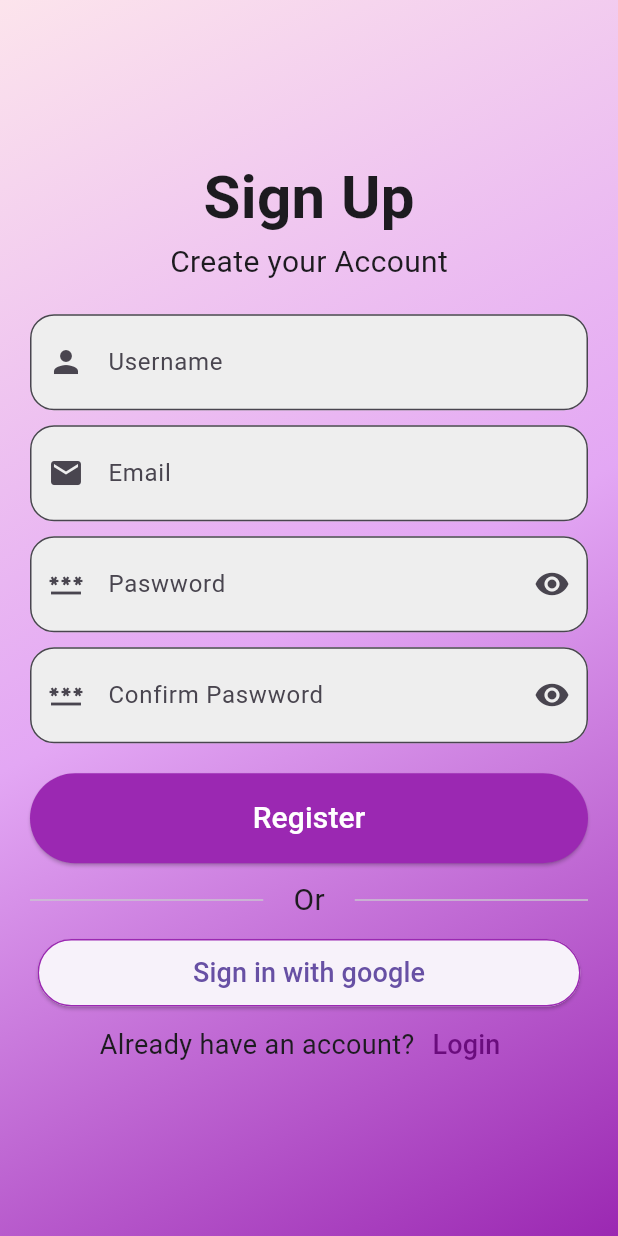
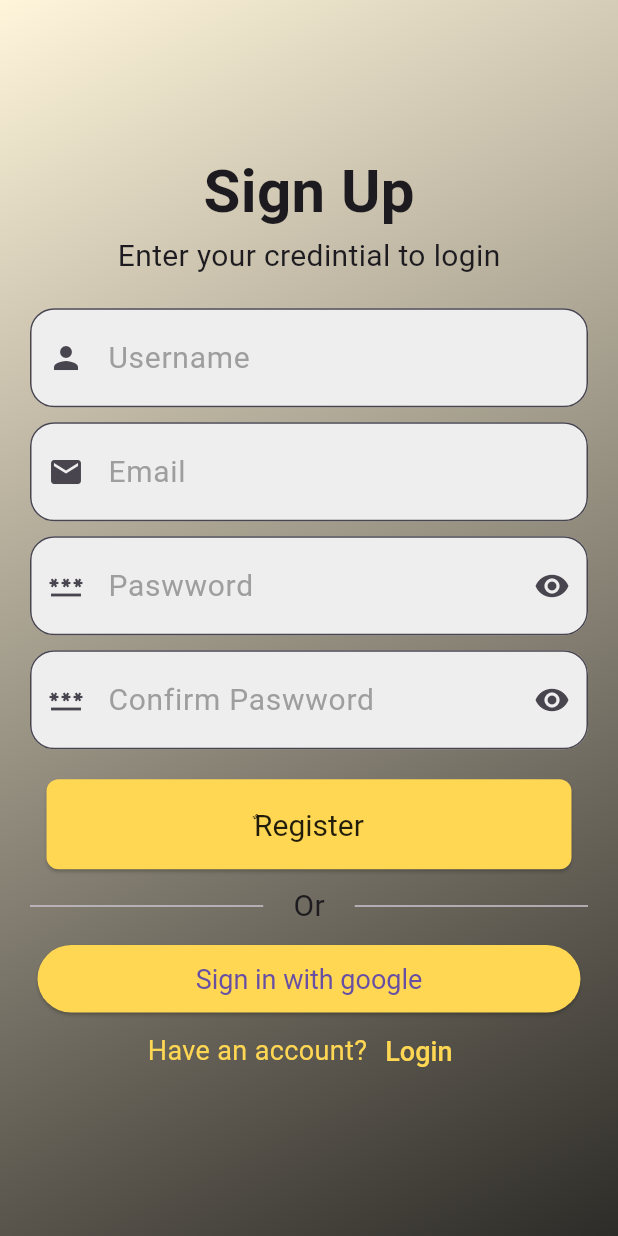
Before and after one commit to mohamedagm/simple_auth_ui, a Flutter app: the screen it shows after launch, after a tap on "Login", after a tap on "Sign Up", on a phone screen of 412 x 824 dp. Run offline on Flutter 3.47's test engine with Material 3 defaults, Android fonts, the phone set to English and light mode, and no system bars; our stand-ins replace convex_bottom_bar; network calls fail.

Commit message:
add home screen + use themes and app colors and app text style

```diff
--- /dev/null
+++ b/lib/core/constants/app_colors.dart
@@ -0,0 +1,8 @@
+import 'package:flutter/material.dart';
+
+class AppColors {
+  static const Color kPrimaryColor = Color(0xFFFFD753);
+  static const Color kPrimaryColor2 = Color(0xffFAC335);
+  static const Color kBackColor1 = Color(0xFFFFF5DB);
+  static const Color kBackColor2 = Color(0xFF2E2C28);
+}
--- /dev/null
+++ b/lib/core/constants/app_strings.dart
@@ -0,0 +1,28 @@
+class AppStrings {
+  ///Auth
+  static const orSignInWith = "Or";
+  static const authSnackBar = "Welcome to Your App";
+  //Login
+  static const loginHeading = "Welcome Back";
+  static const loginSubHeading = "Enter your credintial to login";
+  static const loginSignInTextButton = "Login";
+  static const loginForgetPass = "forgot password ?";
+  static const loginDontHaveAcc = "Don’t have an account?";
+  static const loginSignUpTextButton = "Sign Up";
+
+  //register
+  static const registerHeading = "Sign Up";
+  static const registerSubHeading = "Create your Account";
+  static const registerTextButton = "ٌRegister";
+  static const registerHaveAcc = "Have an account?";
+  static const registerSignInTextButton = "Login";
+  static const registerSignInGoogle = "Sign in with google";
+  //home
+  static const homeHello = "Hello, ";
+  static const homeSubHello = "What do you want to buy?";
+  static const blablabla =
+      "this is the small second double sofa imported dale all max worl this is the two double fands 4th line it suflle";
+  static const titleblabla = "FinnNavian";
+  static const homeAddToCard = "Add to cart";
+  static const homePrice = "248";
+}
--- /dev/null
+++ b/lib/core/theme/app_text_styles.dart
@@ -0,0 +1,57 @@
+import 'package:flutter/material.dart';
+import 'package:flutter_task/core/constants/app_colors.dart';
+
+abstract class AppTextStyles {
+  //Login
+  static const TextStyle kAuthTitle = TextStyle(
+    fontSize: 40,
+    fontWeight: FontWeight.bold,
+  );
+  static const TextStyle kAuthSubtitle = TextStyle(
+    fontSize: 20,
+    fontWeight: FontWeight.w400,
+  );
+  static const TextStyle kForgotPassword = TextStyle(
+    fontSize: 20,
+    fontWeight: FontWeight.w700,
+    color: AppColors.kPrimaryColor,
+  );
+  static const TextStyle kSignUpHint = TextStyle(
+    fontSize: 18,
+    fontWeight: FontWeight.w400,
+    color: Colors.white70,
+  );
+  static const TextStyle kSignUpLink = TextStyle(
+    fontSize: 18,
+    fontWeight: FontWeight.w500,
+    color: AppColors.kPrimaryColor,
+  );
+
+  static const TextStyle kButtonText = TextStyle(
+    fontSize: 20,
+    color: Colors.black87,
+  );
+  static const TextStyle kHomeSearch = TextStyle(
+    fontSize: 20,
+    color: Colors.grey,
+  );
+  static const TextStyle kHomeHello = TextStyle(
+    fontSize: 35,
+    color: Colors.black,
+    fontWeight: FontWeight.w700,
+  );
+  static const TextStyle kHomeSubHello = TextStyle(
+    fontSize: 25,
+    color: Colors.black,
+    fontWeight: FontWeight.w700,
+  );
+  static const TextStyle kHomeTitleItem = TextStyle(
+    fontSize: 20,
+    color: Colors.black87,
+    fontWeight: FontWeight.bold,
+  );
+  static const TextStyle kHomeDescItem = TextStyle(
+    color: Colors.grey,
+    fontWeight: FontWeight.w500,
+  );
+}
--- /dev/null
+++ b/lib/core/theme/app_theme.dart
@@ -0,0 +1,31 @@
+import 'package:flutter/material.dart';
+import 'package:flutter_task/core/constants/app_colors.dart';
+import 'package:flutter_task/core/theme/app_text_styles.dart';
+
+class AppTheme {
+  static ThemeData? light = ThemeData(
+    primaryColor: AppColors.kPrimaryColor,
+    scaffoldBackgroundColor: AppColors.kBackColor1,
+    inputDecorationTheme: InputDecorationTheme(
+      filled: true,
+      fillColor: Colors.grey[200],
+      hintStyle: AppTextStyles.kHomeSearch,
+      border: OutlineInputBorder(borderRadius: BorderRadius.circular(16)),
+      contentPadding: EdgeInsets.symmetric(horizontal: 16, vertical: 18),
+    ),
+    elevatedButtonTheme: ElevatedButtonThemeData(
+      style: ElevatedButton.styleFrom(
+        minimumSize: const Size(350, 60),
+        backgroundColor: AppColors.kPrimaryColor,
+        textStyle: AppTextStyles.kButtonText,
+        shape: RoundedRectangleBorder(borderRadius: BorderRadius.circular(8)),
+      ),
+    ),
+    textButtonTheme: TextButtonThemeData(
+      style: TextButton.styleFrom(
+        foregroundColor: Colors.white,
+        textStyle: AppTextStyles.kButtonText,
+      ),
+    ),
+  );
+}
--- a/lib/main.dart
+++ b/lib/main.dart
@@ -1,5 +1,6 @@
 import 'package:flutter/material.dart';
-import 'package:flutter_task/login_view.dart';
+import 'package:flutter_task/core/theme/app_theme.dart';
+import 'package:flutter_task/views/login_view.dart';
 
 void main() {
   runApp(const MainApp());
@@ -10,9 +11,10 @@ class MainApp extends StatelessWidget {
 
   @override
   Widget build(BuildContext context) {
-    return const MaterialApp(
+    return MaterialApp(
       home: Scaffold(body: LoginView()),
       debugShowCheckedModeBanner: false,
+      theme: AppTheme.light,
     );
   }
 }
--- a/lib/login_view.dart
+++ b/lib/views/login_view.dart
@@ -1,7 +1,10 @@
 import 'package:flutter/material.dart';
-import 'package:flutter_task/custom_text_field.dart';
-import 'package:flutter_task/register_view.dart';
-import 'package:flutter_task/styles.dart';
+import 'package:flutter_task/core/constants/app_colors.dart';
+import 'package:flutter_task/core/constants/app_strings.dart';
+import 'package:flutter_task/core/theme/app_text_styles.dart';
+import 'package:flutter_task/widgets/custom_elevated_button.dart';
+import 'package:flutter_task/widgets/custom_text_field.dart';
+import 'package:flutter_task/views/register_view.dart';
 
 class LoginView extends StatefulWidget {
   const LoginView({super.key});
@@ -12,13 +15,13 @@ class LoginView extends StatefulWidget {
 
 class _LoginViewState extends State<LoginView> {
   final GlobalKey<FormState> formKey = GlobalKey<FormState>();
-  final emailController = TextEditingController();
+  final userController = TextEditingController();
   final passwordController = TextEditingController();
   bool visible = false;
 
   @override
   void dispose() {
-    emailController.dispose();
+    userController.dispose();
     passwordController.dispose();
     super.dispose();
   }
@@ -31,7 +34,7 @@ class _LoginViewState extends State<LoginView> {
           gradient: LinearGradient(
             begin: Alignment.topLeft,
             end: Alignment.bottomRight,
-            colors: [Color(0xFF9B28B2), Color(0xFFE3A7F4), Color(0xFFFCE4EC)],
+            colors: [AppColors.kBackColor1, AppColors.kBackColor2],
           ),
         ),
         child: Padding(
@@ -44,24 +47,25 @@ class _LoginViewState extends State<LoginView> {
                   mainAxisAlignment: MainAxisAlignment.center,
                   crossAxisAlignment: CrossAxisAlignment.center,
                   children: [
-                    Text('Welcome Back', style: Styles.kLoginTitle),
                     Text(
-                      'Enter your credintial to login',
-                      style: Styles.kLoginSubtitle,
+                      AppStrings.loginHeading,
+                      style: AppTextStyles.kAuthTitle,
+                    ),
+                    Text(
+                      AppStrings.loginSubHeading,
+                      style: AppTextStyles.kAuthSubtitle,
                     ),
                     SizedBox(height: 20),
                     CustomTextField(
-                      hintText: 'Email',
-                      controller: emailController,
+                      hintText: 'Username',
+                      controller: userController,
                       validator: (value) {
                         if (value == null || value.isEmpty) {
                           return 'This field is required';
-                        } else if (!value.contains('@gmail')) {
-                          return 'دخل الايميل عدل يجدع انت';
                         }
                         return null;
                       },
-                      picon: Icons.email,
+                      picon: Icons.person,
                     ),
                     SizedBox(height: 10),
                     CustomTextField(
@@ -91,44 +95,25 @@ class _LoginViewState extends State<LoginView> {
                       ),
                     ),
                     SizedBox(height: 20),
-                    ElevatedButton(
-                      style: ElevatedButton.styleFrom(
-                        backgroundColor: Color(0xff9B28B2),
-                        minimumSize: Size(
-                          MediaQuery.of(context).size.width - 30,
-                          60,
-                        ),
-                      ),
-                      onPressed: () {
-                        if (formKey.currentState!.validate()) {
-                          ScaffoldMessenger.of(context).showSnackBar(
-                            SnackBar(
-                              content: Text(
-                                'جدع يا حماده تم اصطياد الاكونت الخااص بك\n'
-                                'email: ${emailController.text}\n'
-                                'pass: ${passwordController.text}',
-                              ),
-                            ),
-                          );
-                          emailController.clear();
-                          passwordController.clear();
-                        }
-                      },
-                      child: Text('Login', style: Styles.kButtonText),
+                    CustomElevatedButton(
+                      text: AppStrings.loginSignInTextButton,
+                      formKey: formKey,
+                      emailController: userController,
+                      passwordController: passwordController,
                     ),
                     TextButton(
                       onPressed: () {},
                       child: Text(
-                        'forgot password ?',
-                        style: Styles.kForgotPassword,
+                        AppStrings.loginForgetPass,
+                        style: AppTextStyles.kForgotPassword,
                       ),
                     ),
                     Row(
                       mainAxisAlignment: MainAxisAlignment.center,
                       children: [
                         Text(
-                          "Don't have an account?",
-                          style: Styles.kSignUpHint,
+                          AppStrings.loginDontHaveAcc,
+                          style: AppTextStyles.kSignUpHint,
                         ),
                         TextButton(
                           onPressed: () {
@@ -138,7 +123,10 @@ class _LoginViewState extends State<LoginView> {
                               ),
                             );
                           },
-                          child: Text('Sign Up', style: Styles.kSignUpLink),
+                          child: Text(
+                            AppStrings.loginSignUpTextButton,
+                            style: AppTextStyles.kSignUpLink,
+                          ),
                         ),
                       ],
                     ),
--- a/lib/register_view.dart
+++ b/lib/views/register_view.dart
@@ -1,5 +1,9 @@
 import 'package:flutter/material.dart';
-import 'package:flutter_task/custom_text_field.dart';
+import 'package:flutter_task/core/constants/app_colors.dart';
+import 'package:flutter_task/core/constants/app_strings.dart';
+import 'package:flutter_task/core/theme/app_text_styles.dart';
+import 'package:flutter_task/widgets/custom_elevated_button.dart';
+import 'package:flutter_task/widgets/custom_text_field.dart';
 
 class RegisterView extends StatefulWidget {
   const RegisterView({super.key});
@@ -30,7 +34,7 @@ class _RegisterViewState extends State<RegisterView> {
           gradient: LinearGradient(
             begin: Alignment.topLeft,
             end: Alignment.bottomRight,
-            colors: [Color(0xFFFCE4EC), Color(0xFFE3A7F4), Color(0xFF9B28B2)],
+            colors: [AppColors.kBackColor1, AppColors.kBackColor2],
           ),
         ),
         child: Padding(
@@ -44,18 +48,12 @@ class _RegisterViewState extends State<RegisterView> {
                   crossAxisAlignment: CrossAxisAlignment.center,
                   children: [
                     Text(
-                      'Sign Up',
-                      style: TextStyle(
-                        fontSize: 40,
-                        fontWeight: FontWeight.bold,
-                      ),
+                      AppStrings.registerHeading,
+                      style: AppTextStyles.kAuthTitle,
                     ),
                     Text(
-                      'Create your Account',
-                      style: TextStyle(
-                        fontSize: 20,
-                        fontWeight: FontWeight.w400,
-                      ),
+                      AppStrings.loginSubHeading,
+                      style: AppTextStyles.kAuthSubtitle,
                     ),
                     SizedBox(height: 20),
                     CustomTextField(
@@ -138,35 +136,11 @@ class _RegisterViewState extends State<RegisterView> {
                       ),
                     ),
                     SizedBox(height: 20),
-                    ElevatedButton(
-                      style: ElevatedButton.styleFrom(
-                        backgroundColor: Color(0xff9B28B2),
-                        minimumSize: Size(
-                          MediaQuery.of(context).size.width - 30,
-                          60,
-                        ),
-                      ),
-                      onPressed: () {
-                        if (formKey.currentState!.validate()) {
-                          ScaffoldMessenger.of(context).showSnackBar(
-                            SnackBar(
-                              backgroundColor: Color.fromARGB(255, 95, 21, 110),
-                              content: Text(
-                                'your Account has been created successfully !'
-                                '😉كدا وكدا',
-                              ),
-                            ),
-                          );
-                          userController.clear();
-                          emailController.clear();
-                          passwordController.clear();
-                          confirmPasswordController.clear();
-                        }
-                      },
-                      child: Text(
-                        'Register',
-                        style: TextStyle(color: Colors.white, fontSize: 20),
-                      ),
+                    CustomElevatedButton(
+                      text: AppStrings.registerTextButton,
+                      formKey: formKey,
+                      emailController: emailController,
+                      passwordController: passwordController,
                     ),
                     SizedBox(height: 10),
                     Row(
@@ -174,7 +148,10 @@ class _RegisterViewState extends State<RegisterView> {
                         Expanded(child: Divider(thickness: 1)),
                         Padding(
                           padding: const EdgeInsets.symmetric(horizontal: 20.0),
-                          child: Text('Or', style: TextStyle(fontSize: 20)),
+                          child: Text(
+                            AppStrings.orSignInWith,
+                            style: TextStyle(fontSize: 20),
+                          ),
                         ),
                         Expanded(child: Divider(thickness: 1)),
                       ],
@@ -183,7 +160,6 @@ class _RegisterViewState extends State<RegisterView> {
                     ElevatedButton(
                       style: ElevatedButton.styleFrom(
                         shape: RoundedRectangleBorder(
-                          side: BorderSide(color: Color(0xff9B28B2)),
                           borderRadius: BorderRadius.circular(32),
                         ),
                         minimumSize: Size(
@@ -195,7 +171,7 @@ class _RegisterViewState extends State<RegisterView> {
                         // service->repo->cubit
                       },
                       child: Text(
-                        'Sign in with google',
+                        AppStrings.registerSignInGoogle,
                         style: TextStyle(fontSize: 18),
                       ),
                     ),
@@ -203,10 +179,11 @@ class _RegisterViewState extends State<RegisterView> {
                       mainAxisAlignment: MainAxisAlignment.center,
                       children: [
                         Text(
-                          "Already have an account?",
+                          AppStrings.registerHaveAcc,
                           style: TextStyle(
                             fontSize: 18,
                             fontWeight: FontWeight.w400,
+                            color: AppColors.kPrimaryColor,
                           ),
                         ),
                         TextButton(
@@ -214,11 +191,11 @@ class _RegisterViewState extends State<RegisterView> {
                             Navigator.of(context).pop();
                           },
                           child: Text(
-                            'Login',
+                            AppStrings.registerSignInTextButton,
                             style: TextStyle(
                               fontSize: 18,
                               fontWeight: FontWeight.w500,
-                              color: Color.fromARGB(255, 106, 12, 125),
+                              color: AppColors.kPrimaryColor,
                             ),
                           ),
                         ),
--- /dev/null
+++ b/lib/widgets/custom_elevated_button.dart
@@ -0,0 +1,42 @@
+import 'package:flutter/material.dart';
+import 'package:flutter_task/core/constants/app_colors.dart';
+import 'package:flutter_task/core/constants/app_strings.dart';
+import 'package:flutter_task/core/theme/app_text_styles.dart';
+import 'package:flutter_task/views/home_view.dart';
+
+class CustomElevatedButton extends StatelessWidget {
+  const CustomElevatedButton({
+    super.key,
+    required this.formKey,
+    required this.emailController,
+    required this.passwordController,
+    required this.text,
+  });
+
+  final GlobalKey<FormState> formKey;
+  final TextEditingController emailController;
+  final TextEditingController passwordController;
+  final String text;
+
+  @override
+  Widget build(BuildContext context) {
+    return ElevatedButton(
+      onPressed: () {
+        if (formKey.currentState!.validate()) {
+          ScaffoldMessenger.of(context).showSnackBar(
+            SnackBar(
+              content: Text(AppStrings.authSnackBar),
+              backgroundColor: AppColors.kPrimaryColor,
+            ),
+          );
+          Navigator.of(context).pushReplacement(
+            MaterialPageRoute(
+              builder: (context) => HomeView(name: emailController.text),
+            ),
+          );
+        }
+      },
+      child: Text(text, style: AppTextStyles.kButtonText),
+    );
+  }
+}
--- a/lib/custom_text_field.dart
+++ b/lib/widgets/custom_text_field.dart
@@ -24,12 +24,9 @@ class CustomTextField extends StatelessWidget {
       controller: controller,
       decoration: InputDecoration(
         filled: true,
-        fillColor: Colors.grey[200],
         hintText: hintText,
         prefixIcon: Icon(picon),
         suffixIcon: sicon,
-        border: OutlineInputBorder(borderRadius: BorderRadius.circular(16)),
-        contentPadding: EdgeInsets.symmetric(vertical: 20, horizontal: 16),
       ),
     );
   }
--- a/pubspec.yaml
+++ b/pubspec.yaml
@@ -7,13 +7,14 @@ environment:
   sdk: ^3.7.2
 
 dependencies:
+  convex_bottom_bar: ^3.2.0
   flutter:
     sdk: flutter
 
 dev_dependencies:
+  flutter_lints: ^5.0.0
   flutter_test:
     sdk: flutter
-  flutter_lints: ^5.0.0
 
 flutter:
   uses-material-design: true
```
Also changed, not shown: lib/core/constants/app_assets.dart (added, +10 -0 lines), lib/styles.dart (deleted, +0 -37 lines), lib/views/home_view.dart (added, +114 -0 lines), lib/widgets/custom_app_bar.dart (added, +26 -0 lines), lib/widgets/custom_button_app_bar.dart (added, +53 -0 lines), lib/widgets/furnture_item.dart (added, +79 -0 lines), lib/widgets/home_top_sec.dart (added, +32 -0 lines), WhatsApp Image 2025-07-25 at 20.13.05_4db6bc95.jpg (added), pubspec.lock.
